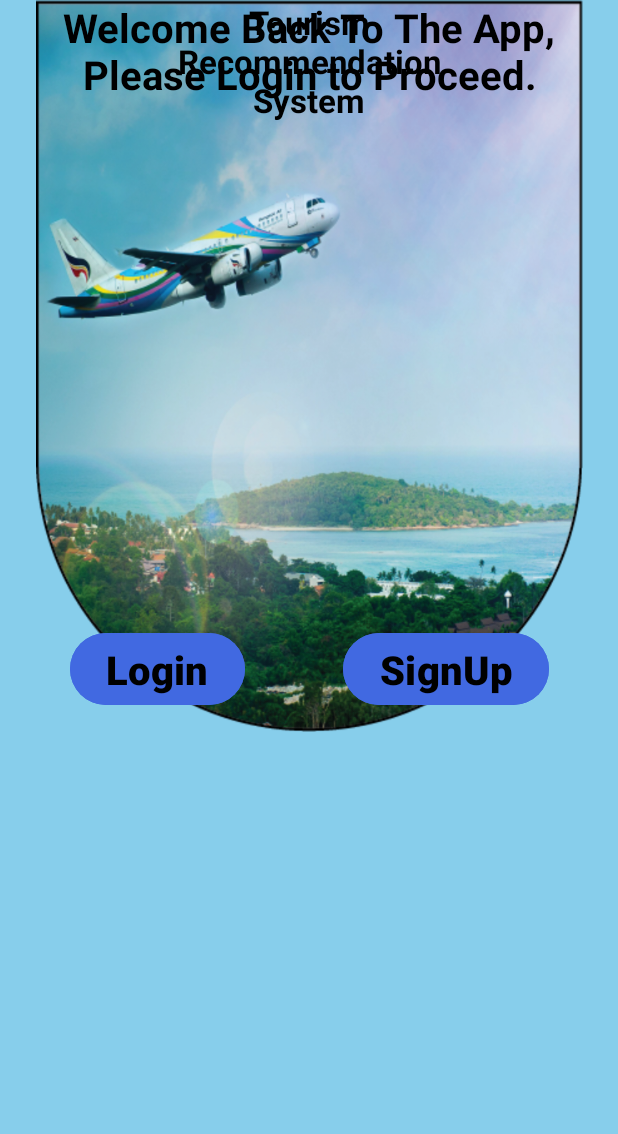
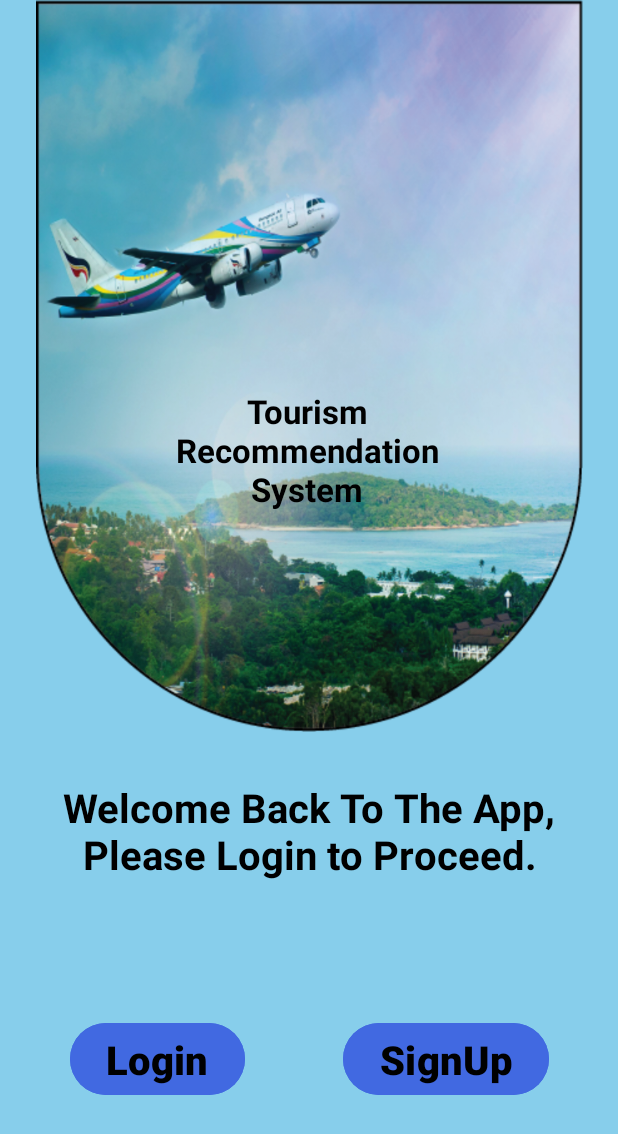
Before and after one commit to Dibya-Bharat/Major_project, an Android app: the screen it shows after launch (MainActivity), on a phone screen of 412 x 824 dp. Shown: the top 1134 px of the screen. Run offline under Robolectric (Android 15) with nearby library versions, the phone set to English and light mode, and no system bars.

Commit message:
Update activity_main.xml

```diff
--- a/Android/Home_Window/app/src/main/res/layout/activity_main.xml
+++ b/Android/Home_Window/app/src/main/res/layout/activity_main.xml
@@ -15,20 +15,21 @@
         app:layout_constraintEnd_toEndOf="parent"
         app:layout_constraintHorizontal_bias="0.571"
         app:layout_constraintStart_toStartOf="parent"
-        tools:ignore="MissingConstraints"
-        tools:layout_editor_absoluteY="-2dp" />
+        app:layout_constraintTop_toTopOf="parent"
+        tools:ignore="MissingConstraints" />
 
     <TextView
         android:id="@+id/textView"
         android:layout_width="wrap_content"
         android:layout_height="wrap_content"
+        android:layout_marginTop="32dp"
         android:text="Welcome Back To The App,\n  Please Login to Proceed."
         android:textColor="#000000"
         android:textSize="12pt"
         android:textStyle="bold"
         app:layout_constraintEnd_toEndOf="parent"
         app:layout_constraintStart_toStartOf="parent"
-        tools:layout_editor_absoluteY="505dp"
+        app:layout_constraintTop_toBottomOf="@+id/imageView"
         tools:ignore="MissingConstraints" />
 
     <TextView
@@ -40,10 +41,13 @@
         android:textColor="#000000"
         android:textSize="10pt"
         android:textStyle="bold"
+        app:layout_constraintBottom_toBottomOf="@+id/imageView"
         app:layout_constraintEnd_toEndOf="parent"
+        app:layout_constraintHorizontal_bias="0.497"
         app:layout_constraintStart_toStartOf="parent"
-        tools:ignore="MissingConstraints"
-        tools:layout_editor_absoluteY="254dp" />
+        app:layout_constraintTop_toTopOf="parent"
+        app:layout_constraintVertical_bias="0.637"
+        tools:ignore="MissingConstraints" />
 
     <LinearLayout
         android:layout_width="wrap_content"
```
